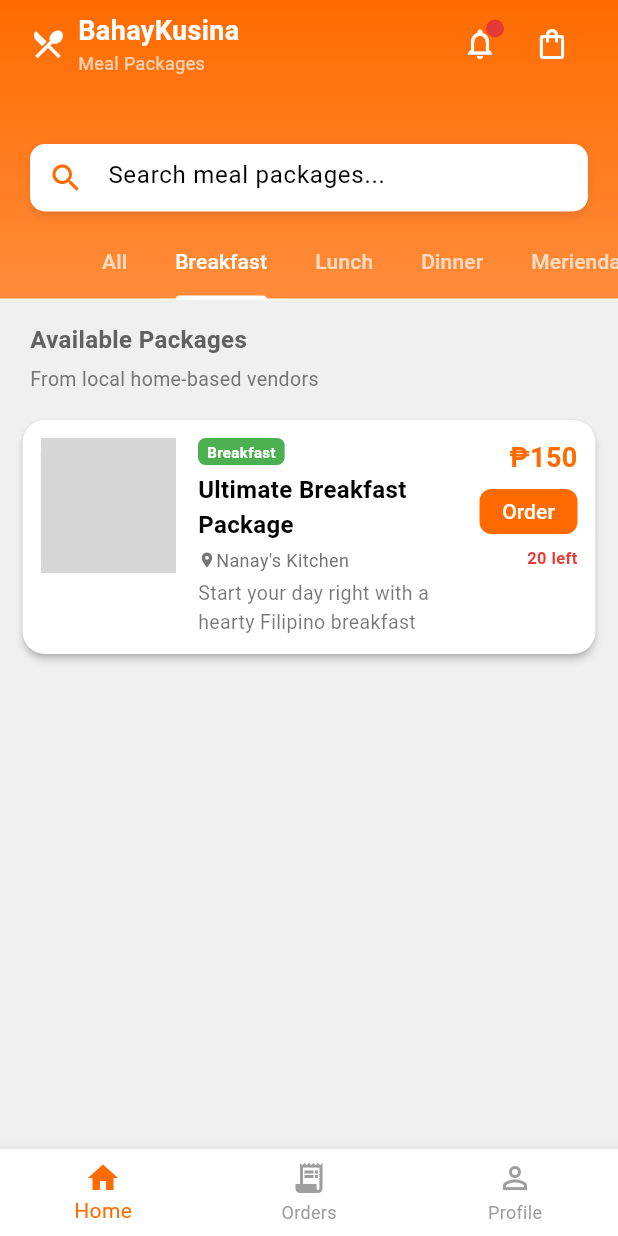
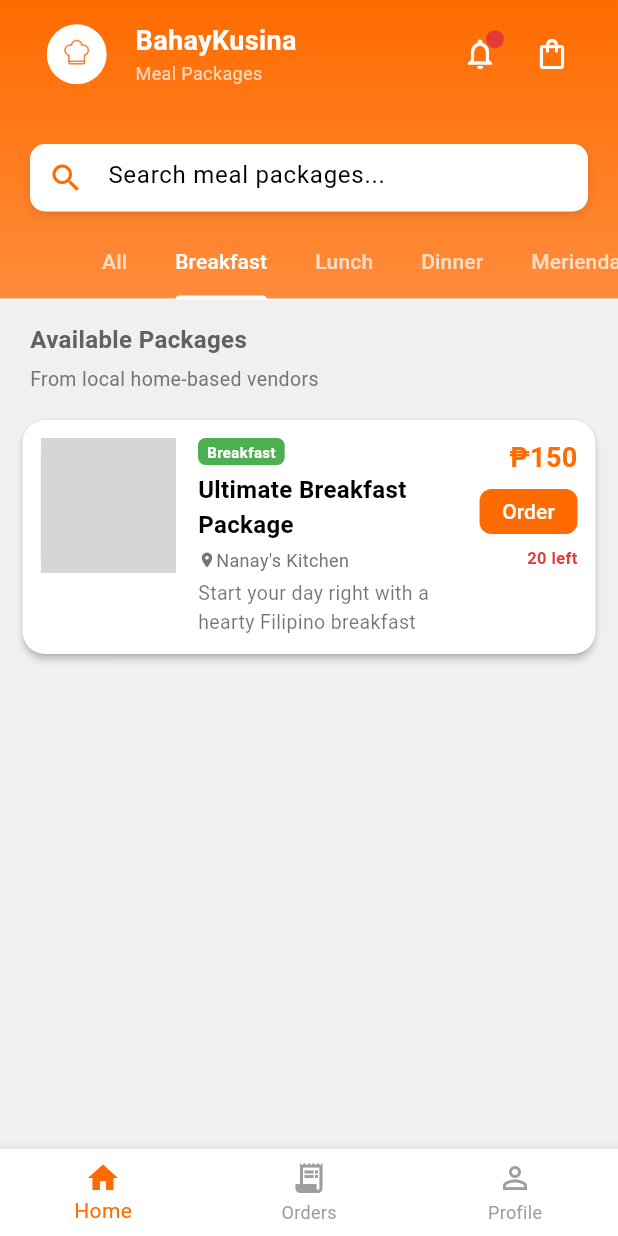
Before and after one commit to Venvienne/bahay_kusina, a Flutter app: the HomePage screen opened directly, tab 2 chosen, on a phone screen of 412 x 824 dp. Run offline on Flutter 3.47's test engine with Material 3 defaults, Android fonts, the phone set to English and light mode, and no system bars; grey boxes are pictures that could not be loaded.

Commit message:
unsa imong nahuman

```diff
--- a/lib/screens/home_page.dart
+++ b/lib/screens/home_page.dart
@@ -201,13 +201,27 @@ class _HomePageState extends State<HomePage> {
 
   // --- No changes needed here, as content is moved and positioned in SliverAppBar's background ---
   Widget _buildHeaderContent() {
+    final screenWidth = MediaQuery.of(context).size.width;
+    final dynamicLogoSize = screenWidth * 0.18;
+    final dynamicPadding = dynamicLogoSize * 0.15;
+
     return Row(
       mainAxisAlignment: MainAxisAlignment.spaceBetween,
       children: [
         Row(
           crossAxisAlignment: CrossAxisAlignment.center,
           children: [
-            const Icon(Icons.restaurant_menu, color: Colors.white, size: 24),
+            Container(
+              padding: EdgeInsets.all(dynamicPadding),
+              child: ClipOval(
+                child: Image.asset(
+                  'assets/images/bahay_kusina_logo.png',
+                  width: 40,
+                  height: 40,
+                  fit: BoxFit.contain,
+                ),
+              ),
+            ),
             const SizedBox(width: 8),
             Column(
               crossAxisAlignment: CrossAxisAlignment.start,
```
Also changed, not shown: assets/images/food_package_1.jpg (added), assets/images/food_package_2.jpg (added).
